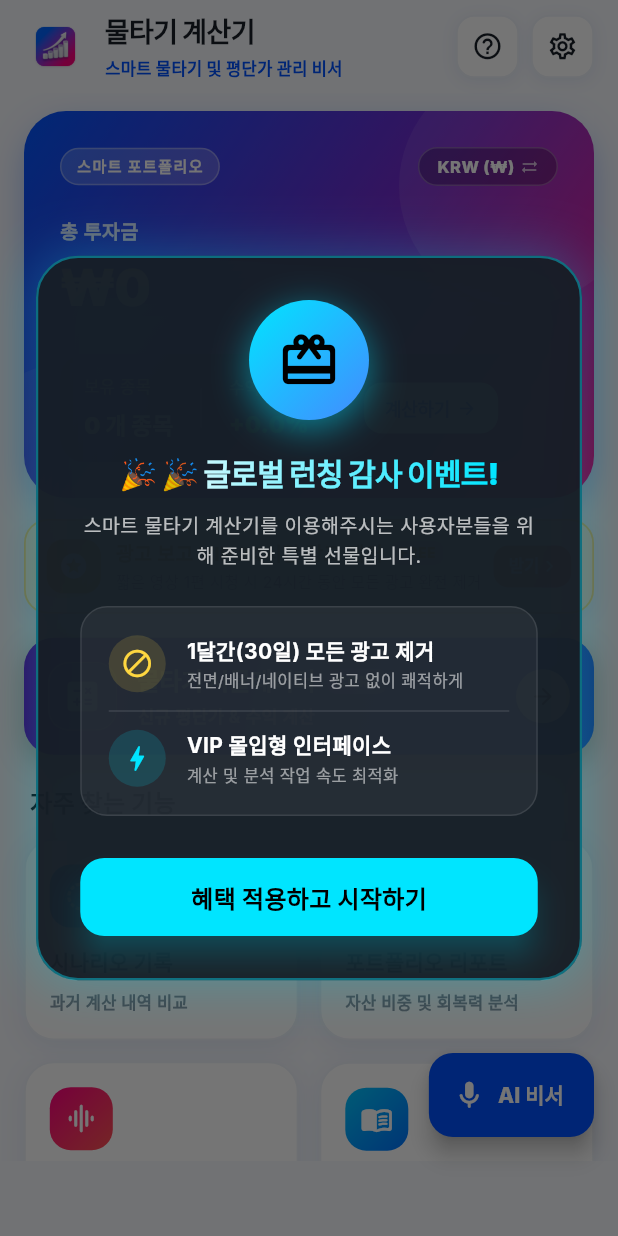
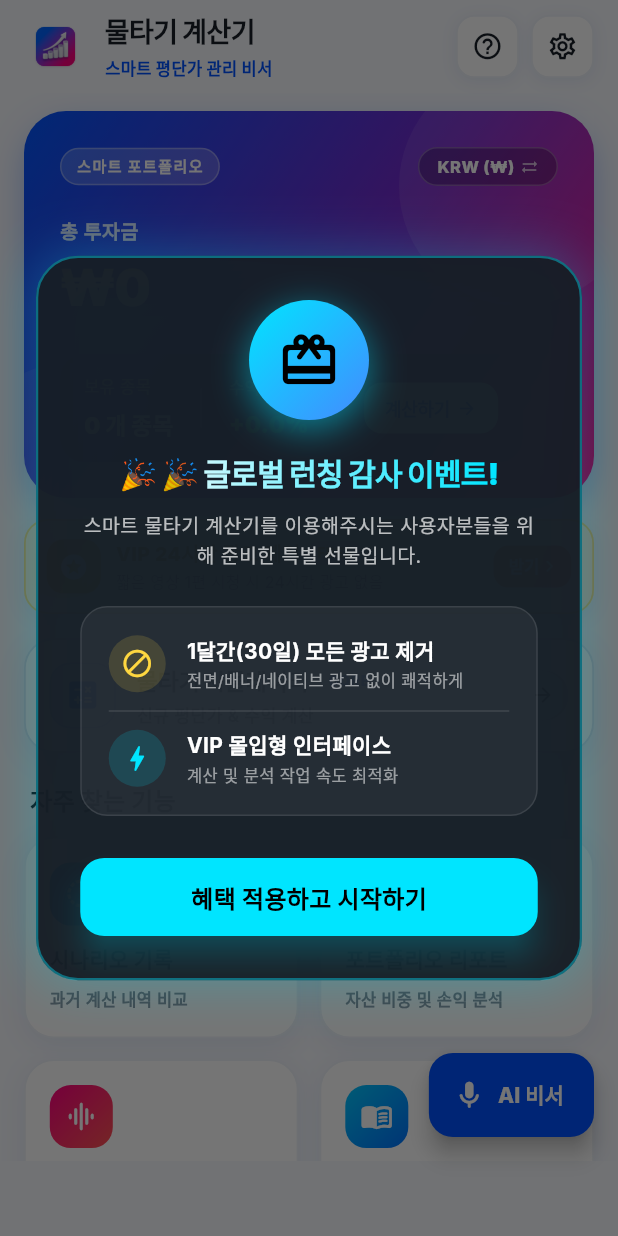
Before and after one commit to koyotejw-ux/smart-dca, a Flutter app: the HomeScreen screen opened directly, on a phone screen of 412 x 824 dp. Run offline on Flutter 3.47's test engine with Material 3 defaults, Android fonts, the phone set to English and light mode, and no system bars; drawn by our look-alikes of flutter_animate; our stand-ins replace fl_chart, flutter_riverpod, google_fonts, google_mobile_ads, shared_preferences, sqflite; missing offline and left inert: unity_ads_plugin; accounts and stored records are empty; network calls fail.

Commit message:
feat(ui): refine copy to remove truncation and restyle simulator button for visual harmony

```diff
--- a/lib/screens/home_screen.dart
+++ b/lib/screens/home_screen.dart
@@ -200,10 +200,11 @@ class _HomeScreenState extends ConsumerState<HomeScreen> {
                     crossAxisAlignment: CrossAxisAlignment.start,
                     mainAxisSize: MainAxisSize.min,
                     children: [
-                  Text(
+                      FittedBox(
+                        fit: BoxFit.scaleDown,
+                        alignment: Alignment.centerLeft,
+                        child: Text(
                           L10n.s(lang, 'app_title'),
-                    maxLines: 1,
-                    overflow: TextOverflow.ellipsis,
                           style: GoogleFonts.inter(
                             color: textColor,
                             fontWeight: FontWeight.w900,
@@ -211,15 +212,18 @@ class _HomeScreenState extends ConsumerState<HomeScreen> {
                             letterSpacing: -0.4,
                           ),
                         ),
+                      ),
                       const SizedBox(height: 3),
-                  Text(
+                      FittedBox(
+                        fit: BoxFit.scaleDown,
+                        alignment: Alignment.centerLeft,
+                        child: Text(
                           L10n.s(lang, 'app_subtitle'),
-                    maxLines: 1,
-                    overflow: TextOverflow.ellipsis,
                           style: const TextStyle(
                             color: TMembershipColors.primaryBlue,
                             fontWeight: FontWeight.w800,
                             fontSize: 11,
+                          ),
                         ),
                       ),
                     ],
@@ -629,7 +633,7 @@ class _HomeScreenState extends ConsumerState<HomeScreen> {
                           mainAxisSize: MainAxisSize.min,
                           children: [
                             Text(
-                              isKo ? '광고 보고 VIP 24시간 광고 제거' : 'Watch Ad for 24h VIP Ad-Free',
+                              isKo ? 'VIP 24시간 광고 제거' : '24h VIP Ad-Free Pass',
                               style: GoogleFonts.inter(
                                 fontWeight: FontWeight.w800,
                                 fontSize: 13,
@@ -661,7 +665,7 @@ class _HomeScreenState extends ConsumerState<HomeScreen> {
                         fit: BoxFit.scaleDown,
                         alignment: Alignment.centerLeft,
                         child: Text(
-                          isKo ? '짧은 영상 1편 시청 시 24시간 동안 모든 광고 완전 제거' : 'Watch 1 short video to remove all ads for 24h',
+                          isKo ? '짧은 영상 1편 시청 시 24시간 광고 없음' : 'Watch 1 short video for 24h ad-free',
                           style: TextStyle(
                             color: isDark ? Colors.white60 : Colors.black54,
                             fontSize: 10.5,
@@ -703,20 +707,28 @@ class _HomeScreenState extends ConsumerState<HomeScreen> {
     );
   }
 
-  /// 물타기 시뮬레이터 긴 1줄 히어로 버튼
+  /// 물타기 시뮬레이터 긴 1줄 히어로 버튼 (상단 메인 카드와 조화를 이루는 프리미엄 서피스 디자인)
   Widget _buildSimulatorHeroButton(BuildContext context, LanguageType lang, bool isDark) {
+    final cardBg = isDark ? const Color(0xFF161E2E) : Colors.white;
+    final cardBorder = isDark ? const Color(0xFF2A364F) : const Color(0xFFDCE4F2);
+    final titleColor = isDark ? Colors.white : TMembershipColors.lightTextPrimary;
+    final subColor = isDark ? Colors.white70 : TMembershipColors.lightTextSecondary;
+
     return Container(
       width: double.infinity,
       decoration: BoxDecoration(
-        gradient: TMembershipColors.actionPurpleGradient,
+        color: cardBg,
         borderRadius: BorderRadius.circular(20),
-        boxShadow: [
+        border: Border.all(color: cardBorder, width: 1.2),
+        boxShadow: isDark
+            ? [
                 BoxShadow(
-            color: const Color(0xFF6B4226).withValues(alpha: 0.35),
-            blurRadius: 16,
-            offset: const Offset(0, 6),
+                  color: Colors.black.withOpacity(0.3),
+                  blurRadius: 14,
+                  offset: const Offset(0, 4),
                 ),
-        ],
+              ]
+            : TMembershipColors.softShadow(blur: 16, dy: 5),
       ),
       child: Material(
         color: Colors.transparent,
@@ -727,19 +739,26 @@ class _HomeScreenState extends ConsumerState<HomeScreen> {
           },
           borderRadius: BorderRadius.circular(20),
           child: Padding(
-            padding: const EdgeInsets.symmetric(horizontal: 16, vertical: 16),
+            padding: const EdgeInsets.symmetric(horizontal: 16, vertical: 15),
             child: Row(
               children: [
                 Container(
-                  width: 46,
-                  height: 46,
+                  width: 44,
+                  height: 44,
                   decoration: BoxDecoration(
-                    color: Colors.white.withValues(alpha: 0.18),
+                    color: TMembershipColors.primaryBlue.withOpacity(isDark ? 0.2 : 0.1),
                     borderRadius: BorderRadius.circular(14),
-                    border: Border.all(color: Colors.white.withValues(alpha: 0.3)),
+                    border: Border.all(
+                      color: TMembershipColors.primaryBlue.withOpacity(isDark ? 0.4 : 0.2),
+                      width: 1,
+                    ),
                   ),
                   child: const Center(
-                    child: Icon(Icons.calculate_rounded, color: Colors.white, size: 26),
+                    child: Icon(
+                      Icons.calculate_rounded,
+                      color: TMembershipColors.primaryBlue,
+                      size: 24,
+                    ),
                   ),
                 ),
                 const SizedBox(width: 14),
@@ -757,23 +776,23 @@ class _HomeScreenState extends ConsumerState<HomeScreen> {
                             Text(
                               L10n.s(lang, 'simulator'),
                               style: GoogleFonts.inter(
-                                color: Colors.white,
+                                color: titleColor,
                                 fontWeight: FontWeight.w900,
-                                fontSize: 16,
+                                fontSize: 15.5,
                                 letterSpacing: -0.3,
                               ),
                             ),
-                            const SizedBox(width: 8),
+                            const SizedBox(width: 7),
                             Container(
                               padding: const EdgeInsets.symmetric(horizontal: 6, vertical: 2),
                               decoration: BoxDecoration(
-                                color: Colors.white.withValues(alpha: 0.22),
+                                color: TMembershipColors.primaryBlue.withOpacity(isDark ? 0.25 : 0.1),
                                 borderRadius: BorderRadius.circular(6),
                               ),
                               child: const Text(
                                 'CORE',
                                 style: TextStyle(
-                                  color: Colors.white,
+                                  color: TMembershipColors.primaryBlue,
                                   fontWeight: FontWeight.w900,
                                   fontSize: 9,
                                   letterSpacing: 0.6,
@@ -790,7 +809,7 @@ class _HomeScreenState extends ConsumerState<HomeScreen> {
                         child: Text(
                           L10n.s(lang, 'sim_sub'),
                           style: TextStyle(
-                            color: Colors.white.withValues(alpha: 0.85),
+                            color: subColor,
                             fontWeight: FontWeight.w600,
                             fontSize: 11.5,
                           ),
@@ -801,21 +820,22 @@ class _HomeScreenState extends ConsumerState<HomeScreen> {
                 ),
                 const SizedBox(width: 10),
                 Container(
-                  width: 36,
-                  height: 36,
+                  width: 34,
+                  height: 34,
                   decoration: BoxDecoration(
-                    color: Colors.white,
+                    color: isDark ? const Color(0xFF222B3D) : const Color(0xFFF0F4FA),
                     shape: BoxShape.circle,
-                    boxShadow: [
-                      BoxShadow(
-                        color: Colors.black.withValues(alpha: 0.12),
-                        blurRadius: 8,
-                        offset: const Offset(0, 2),
+                    border: Border.all(
+                      color: isDark ? const Color(0xFF334155) : const Color(0xFFE2E8F0),
+                      width: 1,
                     ),
-                    ],
                   ),
-                  child: const Center(
-                    child: Icon(Icons.arrow_forward_rounded, color: Color(0xFF6B4226), size: 18),
+                  child: Center(
+                    child: Icon(
+                      Icons.arrow_forward_rounded,
+                      color: isDark ? Colors.white70 : TMembershipColors.lightTextPrimary,
+                      size: 16,
+                    ),
                   ),
                 ),
               ],
@@ -1175,14 +1195,16 @@ class _HomeScreenState extends ConsumerState<HomeScreen> {
                                 ),
                               ),
                               const SizedBox(height: 4),
-                              Text(
+                              FittedBox(
+                                fit: BoxFit.scaleDown,
+                                alignment: Alignment.centerLeft,
+                                child: Text(
                                   "${asset.initialQuantity.toStringAsFixed(0)}${isKo ? '주' : ' shares'} • ${isKo ? '평단' : 'Avg'} ${formatter.format(asset.initialPrice)}",
-                                maxLines: 1,
-                                overflow: TextOverflow.ellipsis,
                                   style: TextStyle(
                                     color: subColor,
                                     fontWeight: FontWeight.w600,
                                     fontSize: 12,
+                                  ),
                                 ),
                               ),
                             ],
--- a/lib/utils/l10n.dart
+++ b/lib/utils/l10n.dart
@@ -21,13 +21,13 @@ class L10n {
       LanguageType.id: 'Simulator DCA',
     },
     'app_subtitle': {
-      LanguageType.ko: '스마트 물타기 및 평단가 관리 비서',
-      LanguageType.en: 'Smart DCA & Portfolio Optimizer',
-      LanguageType.ja: 'スマートなナンピン・平均取得単価管理アシスタント',
-      LanguageType.zh: '智能补仓与平均持仓成本管理助手',
-      LanguageType.es: 'Optimizador Inteligente de Cartera y Costes',
-      LanguageType.vi: 'Trợ lý tính trung bình giá DCA thông minh',
-      LanguageType.id: 'Asisten Pintar Average Down & Portofolio',
+      LanguageType.ko: '스마트 평단가 관리 비서',
+      LanguageType.en: 'Smart DCA & Portfolio',
+      LanguageType.ja: 'スマートなナンピン・平均単価管理',
+      LanguageType.zh: '智能补仓与持仓成本管理',
+      LanguageType.es: 'Optimizador DCA de Cartera',
+      LanguageType.vi: 'Trợ lý quản lý giá DCA thông minh',
+      LanguageType.id: 'Asisten Average Down Pintar',
     },
     'smart_portfolio': {
       LanguageType.ko: '스마트 포트폴리오',
@@ -183,13 +183,13 @@ class L10n {
       LanguageType.id: 'Laporan Portofolio',
     },
     'report_sub': {
-      LanguageType.ko: '자산 비중 및 회복력 분석',
-      LanguageType.en: 'Allocation & Recovery',
-      LanguageType.ja: '資産比率と回復力分析',
-      LanguageType.zh: '资产分布与回本分析',
-      LanguageType.es: 'Distribución y Recuperación',
-      LanguageType.vi: 'Phân tích phục hồi vốn',
-      LanguageType.id: 'Analisis Pemulihan Aset',
+      LanguageType.ko: '자산 비중 및 손익 분석',
+      LanguageType.en: 'Allocation & P&L',
+      LanguageType.ja: '資産比率と損益分析',
+      LanguageType.zh: '资产分布与盈亏分析',
+      LanguageType.es: 'Distribución y Ganancia',
+      LanguageType.vi: 'Phân tích tỷ trọng & lãi lỗ',
+      LanguageType.id: 'Analisis Portofolio & Laba',
     },
     'voice_ai': {
       LanguageType.ko: '음성 비서 입력',
@@ -975,13 +975,13 @@ class L10n {
       LanguageType.id: 'Panduan Cara Pakai',
     },
     'guide_sub': {
-      LanguageType.ko: '물타기 계산법 & 3단계 탈출 공식',
-      LanguageType.en: '3-Step Cost Reduction Strategy',
-      LanguageType.ja: '3ステップの脱出・平均取得単価改善公式',
-      LanguageType.zh: '3步解套公式与成本优化策略',
+      LanguageType.ko: '3단계 물타기 탈출 공식',
+      LanguageType.en: '3-Step DCA Strategy',
+      LanguageType.ja: '3段階の脱出・改善公式',
+      LanguageType.zh: '3步解套优化策略',
       LanguageType.es: 'Estrategia DCA en 3 pasos',
-      LanguageType.vi: 'Chiến lược 3 bước hạ giá vốn',
-      LanguageType.id: 'Formula 3 Langkah Turunkan Modal',
+      LanguageType.vi: 'Chiến lược 3 bước hạ giá',
+      LanguageType.id: 'Formula 3 Langkah DCA',
     },
     'watch_ad_bonus_title': {
       LanguageType.ko: '광고 보고 VIP 24시간 광고 제거',
```
Lines whose indentation alone changed are shown as unchanged.
